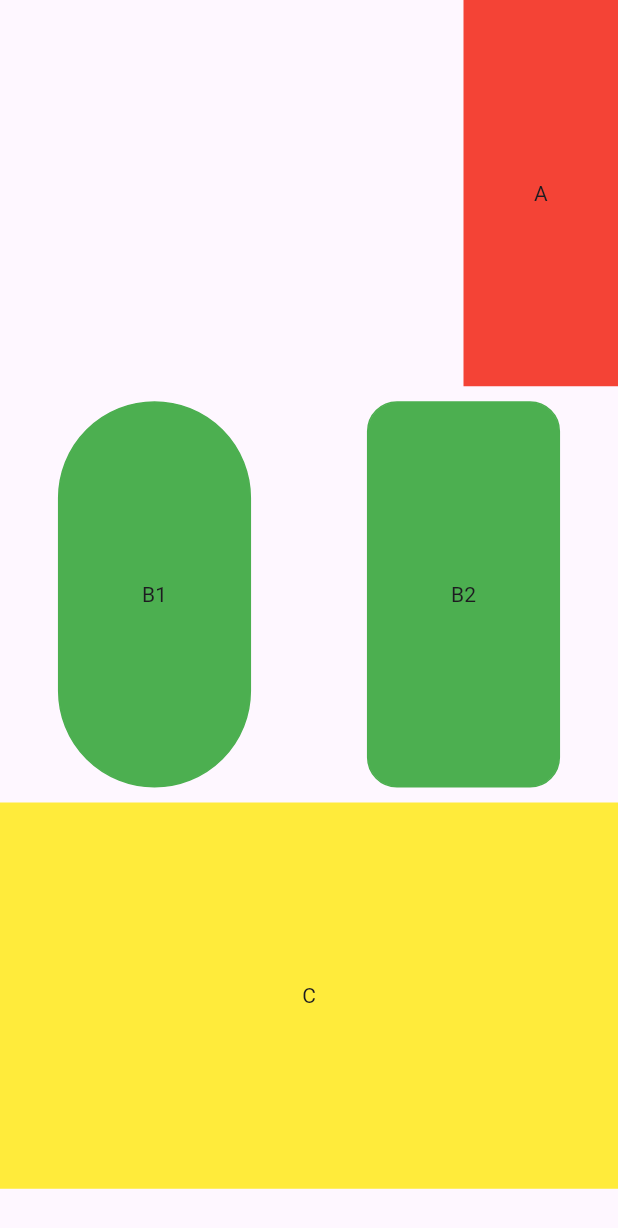
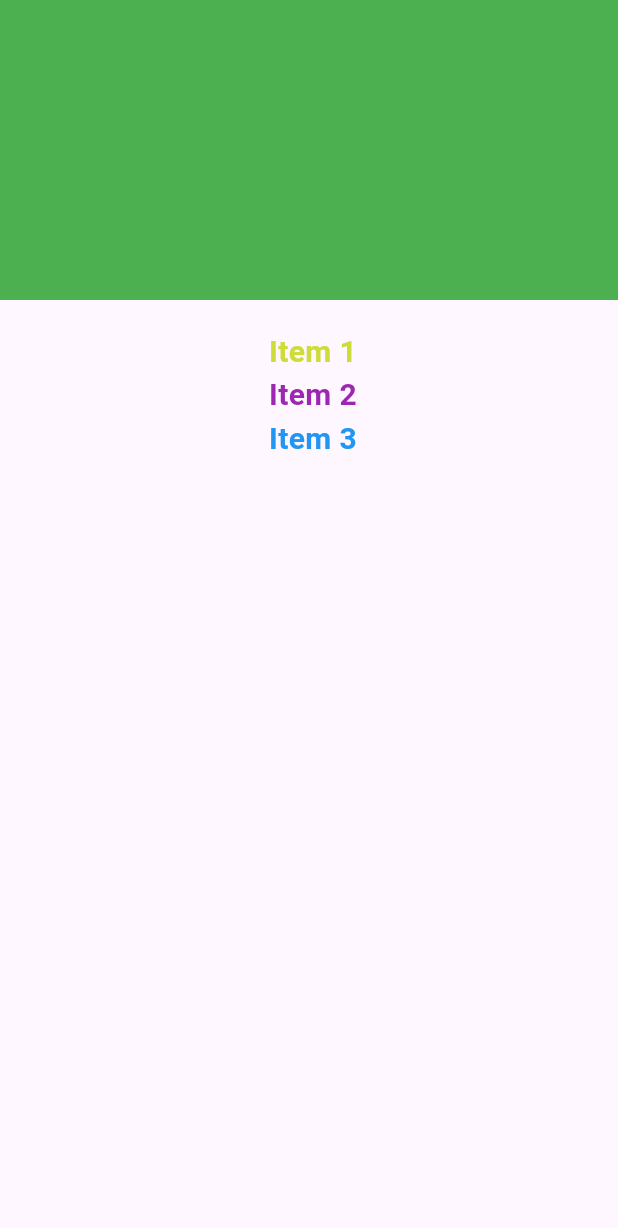
Before and after one commit to MudeNalinNaik/list_data, a Flutter app: the screen it shows after launch, on a phone screen of 412 x 824 dp. Shown: the top 1228 px of the screen. Run offline on Flutter 3.47's test engine with Material 3 defaults, Android fonts, the phone set to English and light mode, and no system bars.

Commit message:
Text colours

```diff
--- a/lib/main.dart
+++ b/lib/main.dart
@@ -1,69 +1,62 @@
 import 'package:flutter/material.dart';
+import 'package:flutter/services.dart';
 
-void main() => runApp(MyApp());
+void main() {
+  runApp(const MyApp());
+}
 
 class MyApp extends StatelessWidget {
+  const MyApp({Key? key}) : super(key: key);
+
   @override
   Widget build(BuildContext context) {
-    return MaterialApp(
+    return const MaterialApp(
+      debugShowCheckedModeBanner: false,
       home: HomePage(),
     );
   }
 }
 
-class HomePage extends StatelessWidget {
-  const HomePage({super.key});
+class HomePage extends StatefulWidget {
+  const HomePage({Key? key}) : super(key: key);
+
+  @override
+  State<HomePage> createState() => _HomePageState();
+}
+
+class _HomePageState extends State<HomePage> {
+  int text = 0;
 
   @override
   Widget build(BuildContext context) {
     return Scaffold(
       body: Column(
-        crossAxisAlignment: CrossAxisAlignment.end,
         children: [
           Container(
-            color: Colors.red,
-            child: Center(child: Text('A')),
-            height: MediaQuery.of(context).size.height / 3.2,
-            width: MediaQuery.of(context).size.width / 4,
+            height: 200,
+            width: MediaQuery.of(context).size.width,
+            color: Colors.green,
           ),
-          SizedBox(
-            height: 10,
+          const SizedBox(height: 20),
+          // Adds space between Container and other items
+          const Text(
+            ' Item 1',
+            style: TextStyle(
+                fontSize: 20, fontWeight: FontWeight.bold, color: Colors.lime),
           ),
-          Row(mainAxisAlignment:  MainAxisAlignment.spaceAround,
-            children: [
-              Container(
-                child: Center(child: Text('B1')),
-                height: MediaQuery.of(context).size.height / 3.2,
-                width: MediaQuery.of(context).size.width / 3.2,
-                decoration: BoxDecoration(
-                    color: Colors.green,
-                    border: Border.all(
-                      color: Colors.green,
-                    ),
-                    borderRadius: BorderRadius.all(Radius.circular(320))),
-              ),
-              Container(
-                child: Center(child: Text('B2')),
-                height: MediaQuery.of(context).size.height / 3.2,
-                width: MediaQuery.of(context).size.width / 3.2,
-                decoration: BoxDecoration(
-                    color: Colors.green,
-                    border: Border.all(
-                      color: Colors.green,
-                    ),
-                    borderRadius: BorderRadius.all(Radius.circular(20))),
-              ),
-            ],
+          const Text(
+            ' Item 2',
+            style: TextStyle(
+                fontSize: 20,
+                fontWeight: FontWeight.bold,
+                color: Colors.purple),
           ),
-          SizedBox(
-            height: 10,
+          const Text(
+            ' Item 3',
+            style: TextStyle(
+                fontSize: 20, fontWeight: FontWeight.bold, color: Colors.blue),
           ),
-          Container(
-            color: Colors.yellow,
-            child: Center(child: Text('C')),
-            height: MediaQuery.of(context).size.height / 3.2,
-            width: MediaQuery.of(context).size.width,
-          ),
+// Add more widgets here as needed
         ],
       ),
     );
```
